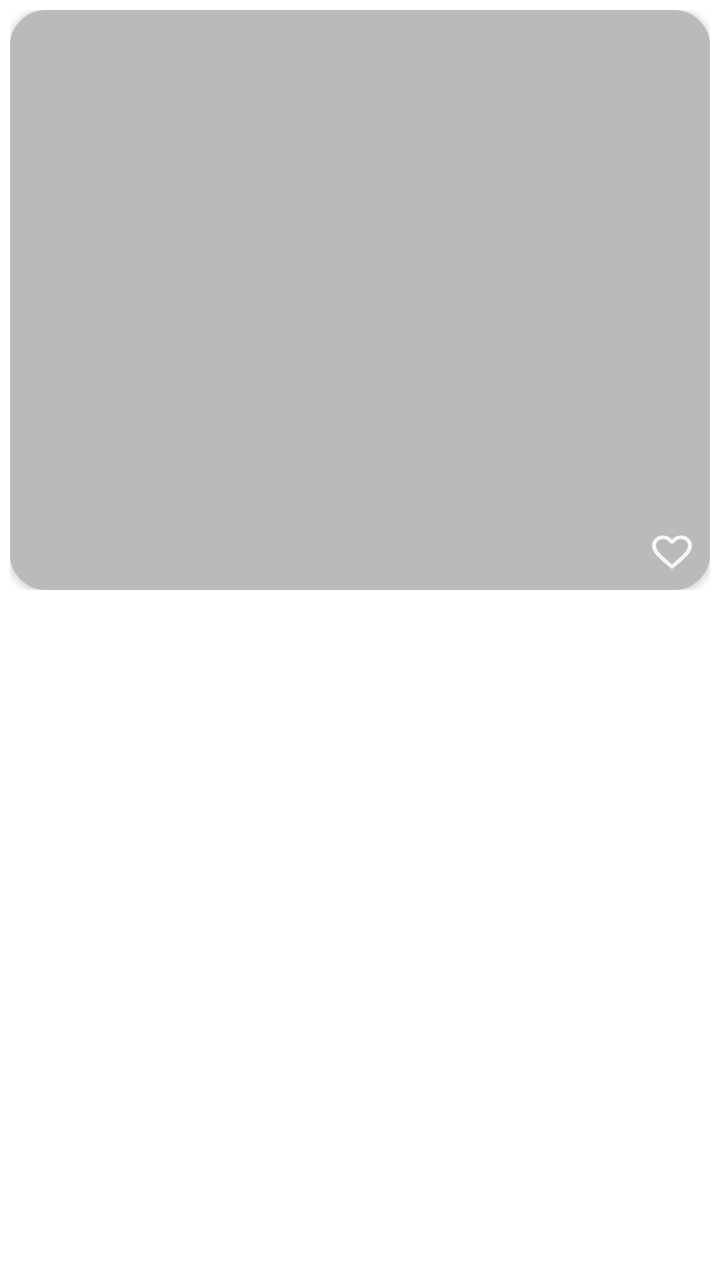
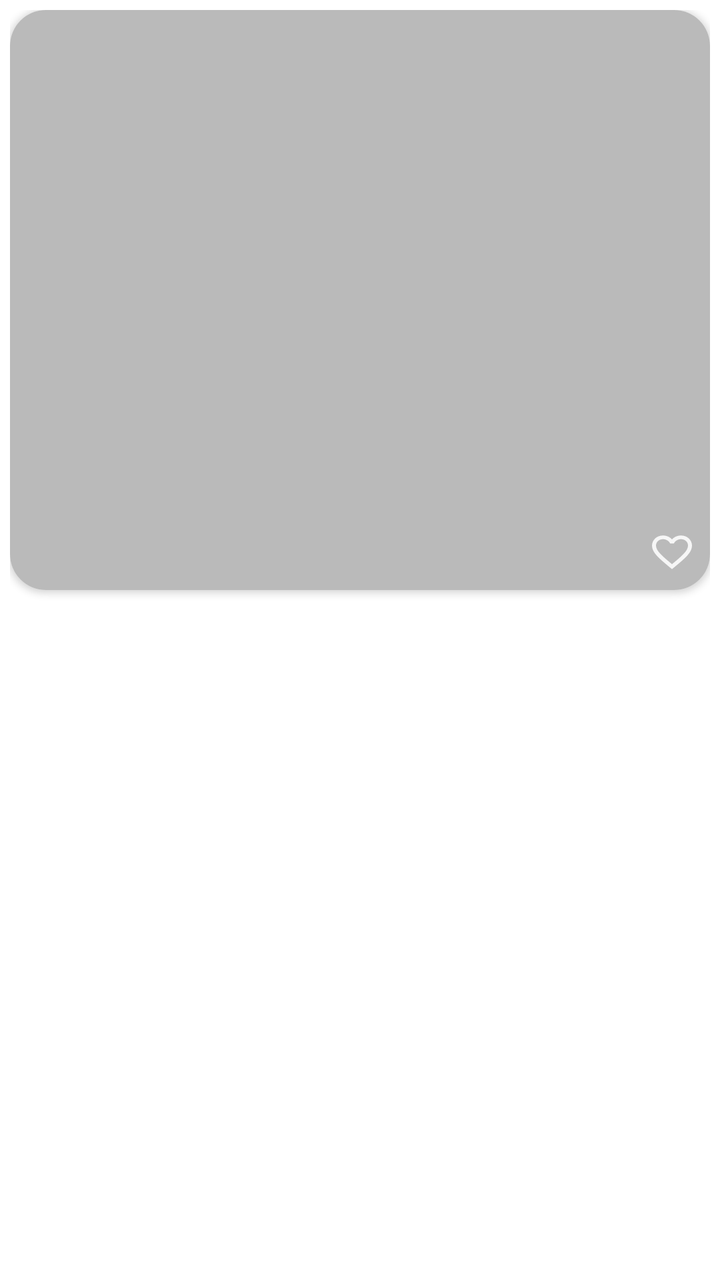

Compare the two renders of this Android layout. The source of the first and the diff that turns it into the second are given below.
<!-- AndroidManifest.xml: application theme Theme.PixelPerfect -->
<!-- res/layout/wall_layout.xml -->
<?xml version="1.0" encoding="utf-8"?>
<FrameLayout

    xmlns:android="http://schemas.android.com/apk/res/android"
    xmlns:app="http://schemas.android.com/apk/res-auto"
    xmlns:tools="http://schemas.android.com/tools"
    android:layout_width="match_parent"
    android:orientation="vertical"
    android:layout_height="wrap_content">


    <LinearLayout
        android:layout_width="match_parent"
        android:layout_height="wrap_content"
      android:layout_marginHorizontal="5dp"
        android:layout_marginVertical="5dp">

        <androidx.cardview.widget.CardView
            android:layout_width="match_parent"
            android:layout_height="290dp"
            app:cardCornerRadius="18dp"
            android:background="#BABABA"
            android:id="@+id/wall_cardView">


            <ImageView
                android:layout_width="match_parent"
                android:layout_height="match_parent"
                android:background="#BABABA"
                android:scaleType="centerCrop"
                android:id="@+id/wall_img"/>

            <androidx.constraintlayout.widget.ConstraintLayout
                android:layout_width="match_parent"
                android:layout_height="match_parent">


                <CheckBox
                    android:id="@+id/cbHeart"
                    android:layout_width="30dp"
                    android:layout_height="30dp"
                    android:layout_margin="4dp"
                    app:useMaterialThemeColors = "false"
                    app:layout_constraintBottom_toBottomOf="parent"
                    app:layout_constraintEnd_toEndOf="parent"
                    android:button="@drawable/selector_wishlist_items"
                    />

            </androidx.constraintlayout.widget.ConstraintLayout>

        </androidx.cardview.widget.CardView>

    </LinearLayout>


</FrameLayout>
<!-- resources referenced by this layout -->
<resources>
  <!-- drawable selector_wishlist_items (drawable) -->
  <?xml version="1.0" encoding="utf-8"?>
  <selector xmlns:android="http://schemas.android.com/apk/res/android">
  
      <item
          android:drawable="@drawable/fav_heart"
          android:state_checked="false"/>
      <item
          android:drawable="@drawable/filled_fav_heart"
          android:state_checked="true"/>
      <item
          android:drawable="@drawable/fav_heart"
      />
  
  </selector>
  <style name="Theme.PixelPerfect" parent="Theme.MaterialComponents.Light.NoActionBar">
          
          <item name="colorPrimary">#000000</item>
          <item name="colorPrimaryVariant">#8F8F8F</item>
          <item name="colorOnPrimary">@color/white</item>
          
          <item name="colorSecondary">#D65858</item>
          <item name="colorSecondaryVariant">#fff</item>
          <item name="colorOnSecondary">@color/black</item>
          
          <item name="android:statusBarColor">?attr/colorPrimaryVariant</item>
          
      </style>
  <!-- drawable fav_heart (drawable) -->
  <vector android:height="22dp" android:tint="#FFF6F6F6"
      android:viewportHeight="24" android:viewportWidth="24"
      android:width="24dp" xmlns:android="http://schemas.android.com/apk/res/android">
      <path android:fillColor="@android:color/white" android:pathData="M16.5,3c-1.74,0 -3.41,0.81 -4.5,2.09C10.91,3.81 9.24,3 7.5,3 4.42,3 2,5.42 2,8.5c0,3.78 3.4,6.86 8.55,11.54L12,21.35l1.45,-1.32C18.6,15.36 22,12.28 22,8.5 22,5.42 19.58,3 16.5,3zM12.1,18.55l-0.1,0.1 -0.1,-0.1C7.14,14.24 4,11.39 4,8.5 4,6.5 5.5,5 7.5,5c1.54,0 3.04,0.99 3.57,2.36h1.87C13.46,5.99 14.96,5 16.5,5c2,0 3.5,1.5 3.5,3.5 0,2.89 -3.14,5.74 -7.9,10.05z"/>
  </vector>
  <!-- drawable filled_fav_heart (drawable) -->
  <vector android:height="24dp" android:tint="#9C0000"
      android:viewportHeight="24" android:viewportWidth="24"
      android:width="24dp" xmlns:android="http://schemas.android.com/apk/res/android">
      <path android:fillColor="#CF0909" android:pathData="M12,21.35l-1.45,-1.32C5.4,15.36 2,12.28 2,8.5 2,5.42 4.42,3 7.5,3c1.74,0 3.41,0.81 4.5,2.09C13.09,3.81 14.76,3 16.5,3 19.58,3 22,5.42 22,8.5c0,3.78 -3.4,6.86 -8.55,11.54L12,21.35z"/>
  </vector>
  <color name="white">#FFFFFFFF</color>
  <color name="black">#FF000000</color>
</resources>

<!-- the commit's change to res/layout/wall_layout.xml (unified diff, before → after) -->
@@ -11,7 +11,7 @@
 
     <LinearLayout
         android:layout_width="match_parent"
-        android:layout_height="wrap_content"
+        android:layout_height="match_parent"
       android:layout_marginHorizontal="5dp"
         android:layout_marginVertical="5dp">
 
